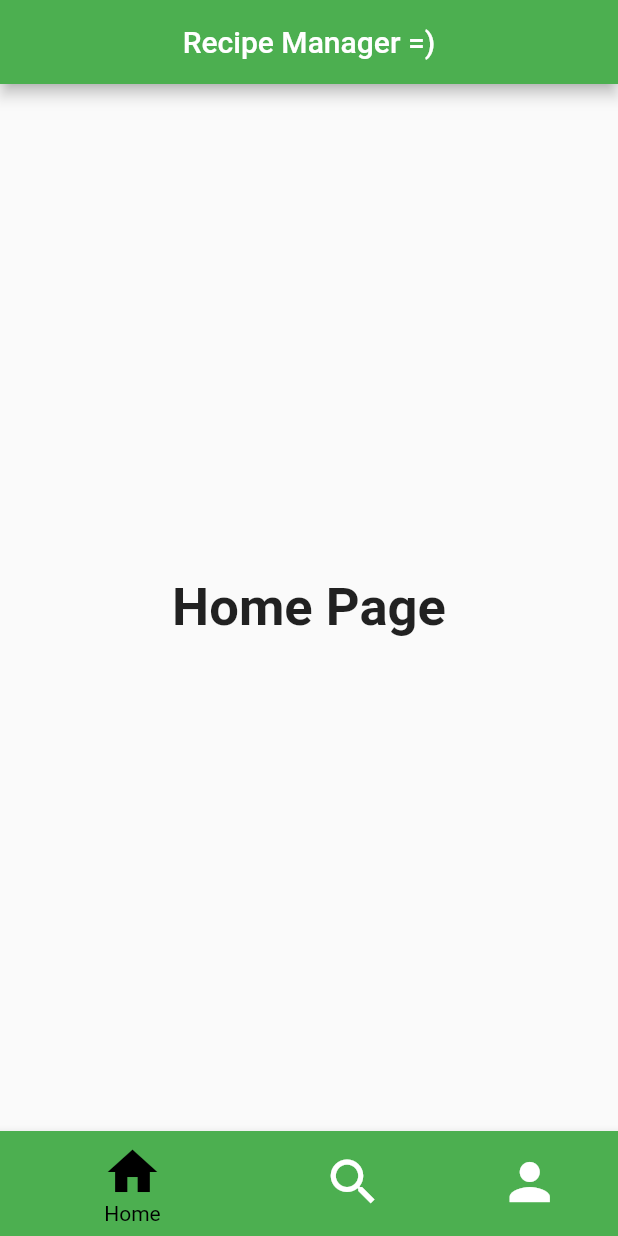
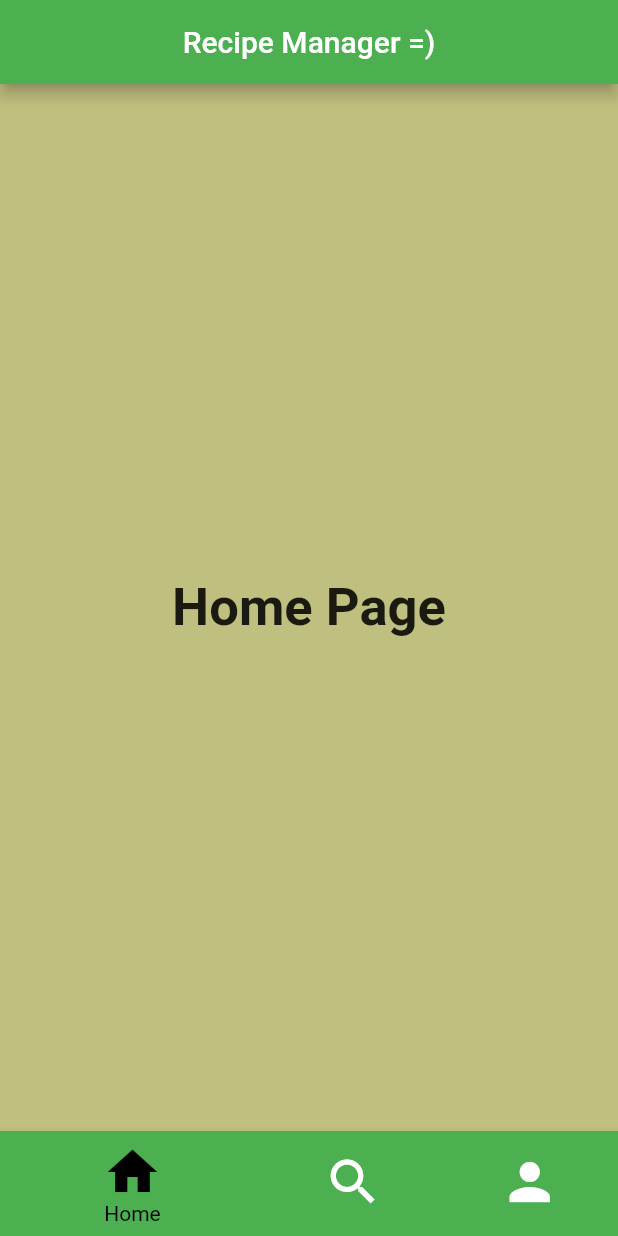
Before and after one commit to imkiddingbro/TheVeterans, a Flutter app: the screen it shows after launch, on a phone screen of 412 x 824 dp. Run offline on Flutter 3.47's test engine with Material 2 defaults, Android fonts, the light colour scheme and no system bars.

Commit message:
changed body center to contain a child of container and not of a text widget

```diff
--- a/recipemanager/lib/main.dart
+++ b/recipemanager/lib/main.dart
@@ -43,13 +43,15 @@ class MyNavigationBarState extends State<MyNavigationBar> {
   @override
   Widget build(BuildContext context) {
     return Scaffold(
-      backgroundColor: Color.grey[800],
+      backgroundColor: Color.fromARGB(128,128,128, 0),
       appBar: AppBar(
         title: const Center(child: Text('Recipe Manager =)')),
         backgroundColor: Colors.green,
       ),
       body: Center(
-        child: _widgetOptions.elementAt(_selectedIndex),
+        child: Container(
+          child: _widgetOptions.elementAt(_selectedIndex),
+        )
       ),
       bottomNavigationBar: BottomNavigationBar(
         items: <BottomNavigationBarItem>[
```
